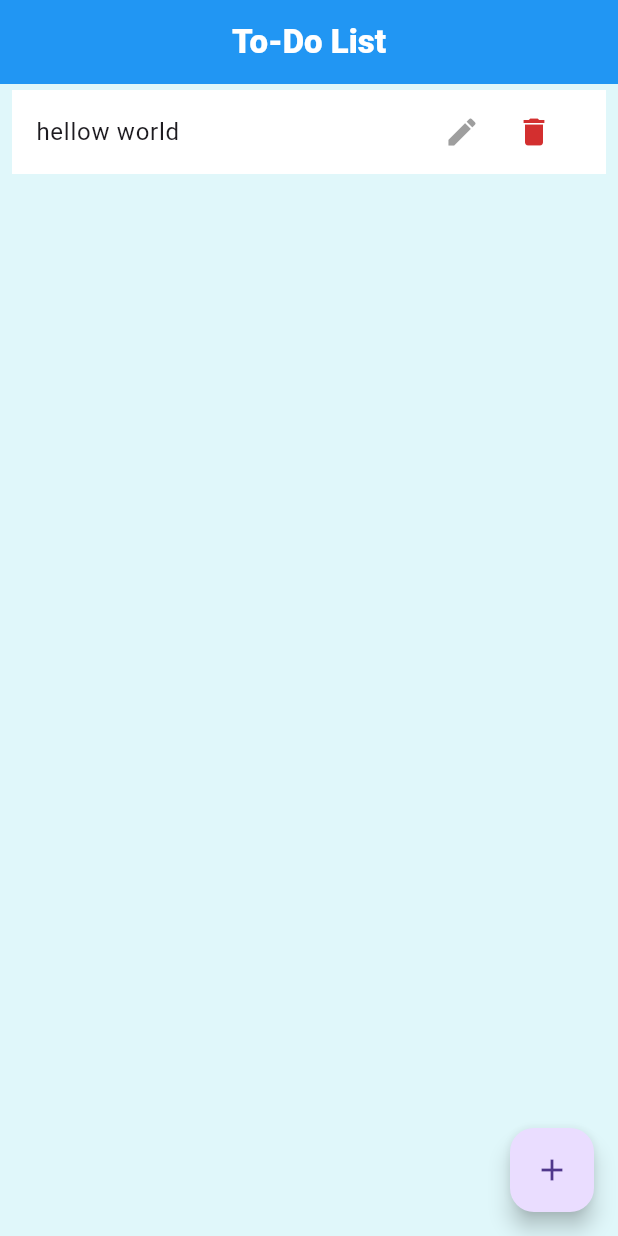
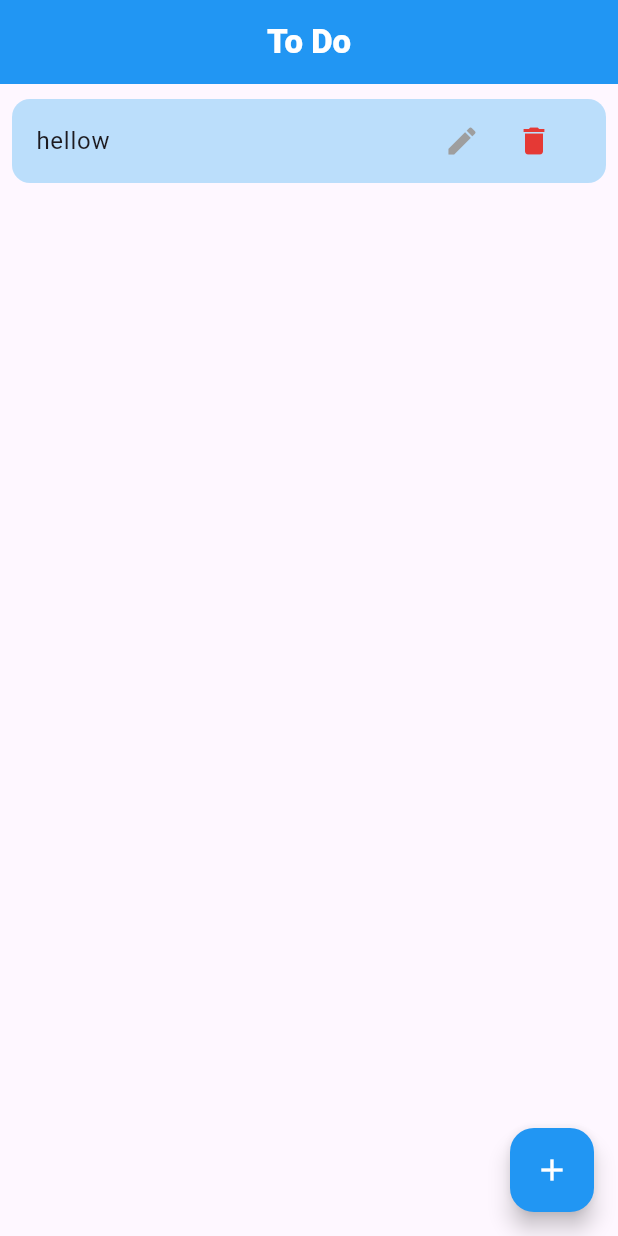
Before and after one commit to kimoratak/Flutter-Todolist, a Flutter app: the screen it shows after launch, on a phone screen of 412 x 824 dp. Run offline on Flutter 3.47's test engine with Material 3 defaults, Android fonts, the phone set to English and light mode, and no system bars.

Commit message:
Update main.dart

```diff
--- a/lib/main.dart
+++ b/lib/main.dart
@@ -25,7 +25,7 @@ class TodoListScreen extends StatefulWidget {
 }
 
 class _TodoListScreenState extends State<TodoListScreen> {
-  final List<String> _todoList = ["hellow world"];
+  final List<String> _todoList = ["hellow"];
   final TextEditingController _textController = TextEditingController();
 
   void _addTodoItem(String task) {
@@ -52,9 +52,13 @@ class _TodoListScreenState extends State<TodoListScreen> {
   }
 
   Widget _buildTodoItem(String task, int index) {
-    return Container(
-      color: Colors.white, // Set background color here
-      margin: const EdgeInsets.symmetric(vertical: 4.0, horizontal: 8.0),
+    return Padding(
+      padding: const EdgeInsets.symmetric(vertical: 10, horizontal: 8),
+      child: Container(
+        decoration: BoxDecoration(
+          color: Colors.blue[100], // Set background color here
+          borderRadius: BorderRadius.circular(12.0), // Set border radius here
+        ),
         child: ListTile(
           title: Text(task),
           trailing: Row(
@@ -74,11 +78,12 @@ class _TodoListScreenState extends State<TodoListScreen> {
                 icon: Icon(
                   Icons.delete,
                   size: 24,
-                color: Colors.red[700],
+                  color: Colors.red[600],
                 ), // Adjust the size here
                 onPressed: () => _removeTodoItem(index),
               ),
             ],
+          ),
         ),
       ),
     );
@@ -161,13 +166,12 @@ class _TodoListScreenState extends State<TodoListScreen> {
   @override
   Widget build(BuildContext context) {
     return Scaffold(
-      backgroundColor: Colors.cyan[50],
       appBar: AppBar(
         backgroundColor: Colors.blue,
         title: Center(
             child: Text(
-          'To-Do List',
-          style: TextStyle(color: Colors.white, fontWeight: FontWeight.w800),
+          'To Do',
+          style: TextStyle(color: Colors.white, fontWeight: FontWeight.w900),
         )),
       ),
       body: Column(
@@ -176,8 +180,13 @@ class _TodoListScreenState extends State<TodoListScreen> {
         ],
       ),
       floatingActionButton: FloatingActionButton(
+        backgroundColor: Colors.blue,
         onPressed: _showAddTaskDialog,
-        child: Icon(Icons.add, size: 24), // Adjust the size here
+        child: Icon(
+          Icons.add,
+          size: 24,
+          color: Colors.white,
+        ), // Adjust the size here
         tooltip: 'Add Task',
       ),
     );
```
Lines whose indentation alone changed are shown as unchanged.
